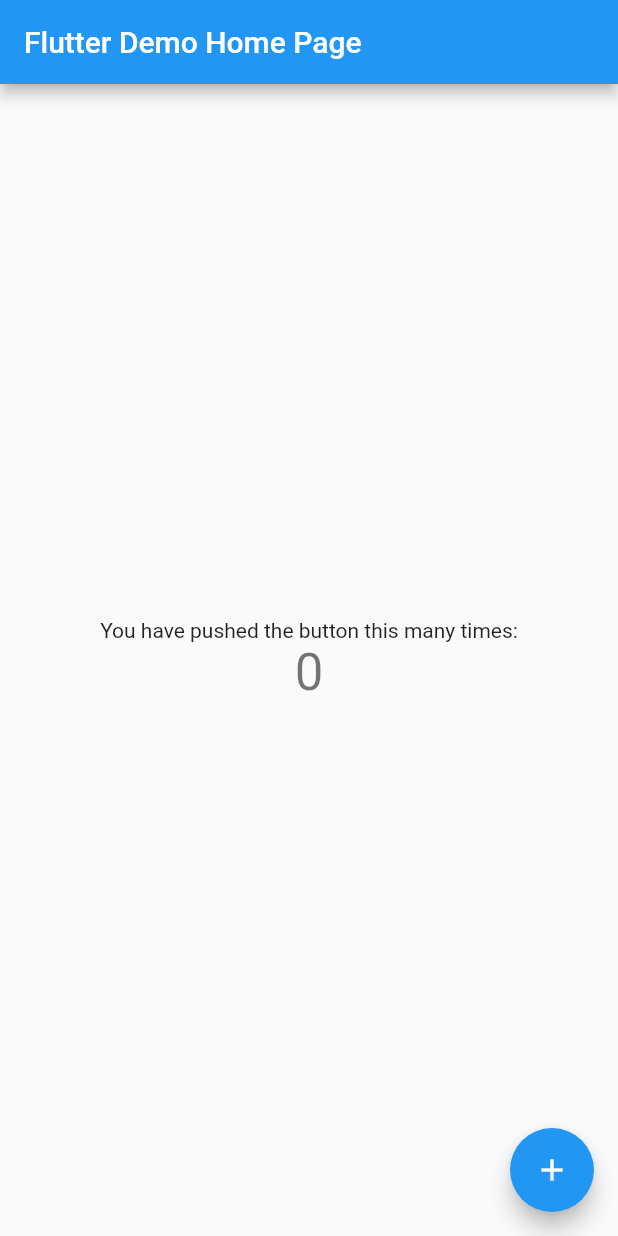
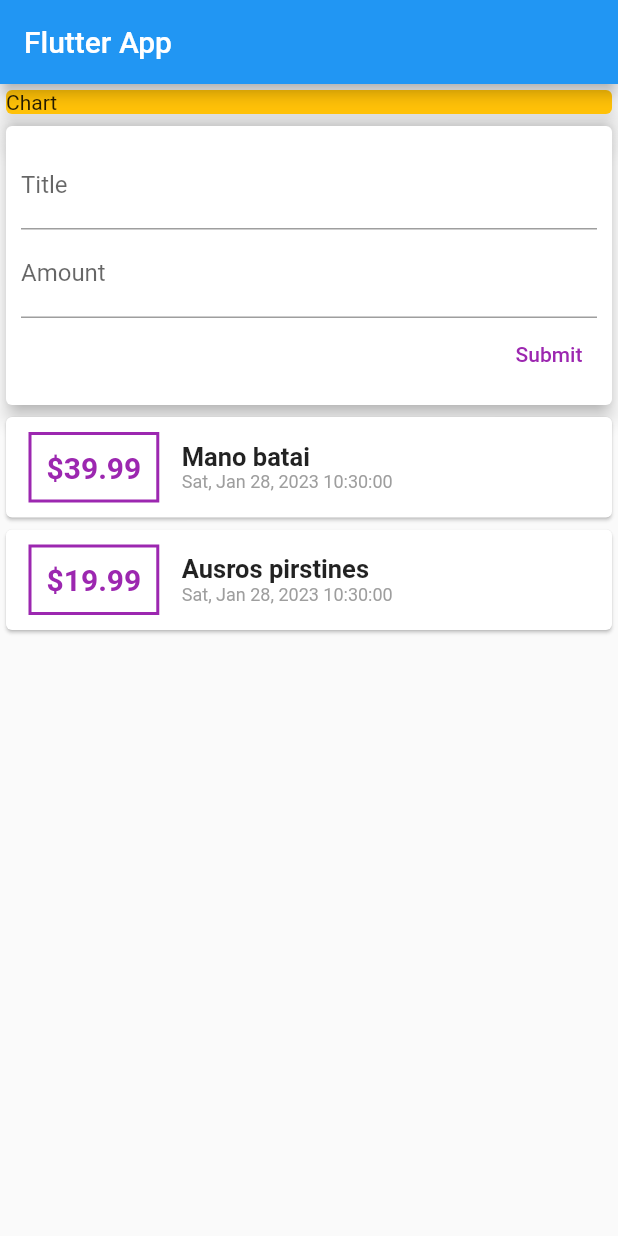
Before and after one commit to TadasPaulauskas/personal_expenses, a Flutter app: the screen it shows after launch, on a phone screen of 412 x 824 dp. Run offline on Flutter 3.47's test engine with Material 2 defaults, Android fonts, the phone set to English and light mode, and no system bars.

Commit message:
Added Transaction model and widgets

```diff
--- a/lib/main.dart
+++ b/lib/main.dart
@@ -1,115 +1,47 @@
 import 'package:flutter/material.dart';
+import './widgets/user_transactions.dart';
 
-void main() {
-  runApp(const MyApp());
-}
+void main() => runApp(MyApp());
 
 class MyApp extends StatelessWidget {
-  const MyApp({super.key});
+  MyApp({super.key});
 
-  // This widget is the root of your application.
   @override
   Widget build(BuildContext context) {
     return MaterialApp(
-      title: 'Flutter Demo',
-      theme: ThemeData(
-        // This is the theme of your application.
-        //
-        // Try running your application with "flutter run". You'll see the
-        // application has a blue toolbar. Then, without quitting the app, try
-        // changing the primarySwatch below to Colors.green and then invoke
-        // "hot reload" (press "r" in the console where you ran "flutter run",
-        // or simply save your changes to "hot reload" in a Flutter IDE).
-        // Notice that the counter didn't reset back to zero; the application
-        // is not restarted.
-        primarySwatch: Colors.blue,
-      ),
-      home: const MyHomePage(title: 'Flutter Demo Home Page'),
+      title: 'Flutter App',
+      home: MyHomePage(),
     );
   }
 }
 
-class MyHomePage extends StatefulWidget {
-  const MyHomePage({super.key, required this.title});
+class MyHomePage extends StatelessWidget {
+  MyHomePage({super.key});
 
-  // This widget is the home page of your application. It is stateful, meaning
-  // that it has a State object (defined below) that contains fields that affect
-  // how it looks.
-
-  // This class is the configuration for the state. It holds the values (in this
-  // case the title) provided by the parent (in this case the App widget) and
-  // used by the build method of the State. Fields in a Widget subclass are
-  // always marked "final".
-
-  final String title;
-
-  @override
-  State<MyHomePage> createState() => _MyHomePageState();
-}
-
-class _MyHomePageState extends State<MyHomePage> {
-  int _counter = 0;
-
-  void _incrementCounter() {
-    setState(() {
-      // This call to setState tells the Flutter framework that something has
-      // changed in this State, which causes it to rerun the build method below
-      // so that the display can reflect the updated values. If we changed
-      // _counter without calling setState(), then the build method would not be
-      // called again, and so nothing would appear to happen.
-      _counter++;
-    });
-  }
+  final titleController = TextEditingController();
+  final amountController = TextEditingController();
 
   @override
   Widget build(BuildContext context) {
-    // This method is rerun every time setState is called, for instance as done
-    // by the _incrementCounter method above.
-    //
-    // The Flutter framework has been optimized to make rerunning build methods
-    // fast, so that you can just rebuild anything that needs updating rather
-    // than having to individually change instances of widgets.
     return Scaffold(
       appBar: AppBar(
-        // Here we take the value from the MyHomePage object that was created by
-        // the App.build method, and use it to set our appbar title.
-        title: Text(widget.title),
+        title: const Text('Flutter App'),
       ),
-      body: Center(
-        // Center is a layout widget. It takes a single child and positions it
-        // in the middle of the parent.
-        child: Column(
-          // Column is also a layout widget. It takes a list of children and
-          // arranges them vertically. By default, it sizes itself to fit its
-          // children horizontally, and tries to be as tall as its parent.
-          //
-          // Invoke "debug painting" (press "p" in the console, choose the
-          // "Toggle Debug Paint" action from the Flutter Inspector in Android
-          // Studio, or the "Toggle Debug Paint" command in Visual Studio Code)
-          // to see the wireframe for each widget.
-          //
-          // Column has various properties to control how it sizes itself and
-          // how it positions its children. Here we use mainAxisAlignment to
-          // center the children vertically; the main axis here is the vertical
-          // axis because Columns are vertical (the cross axis would be
-          // horizontal).
-          mainAxisAlignment: MainAxisAlignment.center,
-          children: <Widget>[
-            const Text(
-              'You have pushed the button this many times:',
+      body: Column(
+        mainAxisAlignment: MainAxisAlignment.start,
+        crossAxisAlignment: CrossAxisAlignment.stretch,
+        children: [
+          Container(
+            width: double.infinity,
+            child: const Card(
+              color: Colors.amber,
+              elevation: 8,
+              child: Text('Chart'),
             ),
-            Text(
-              '$_counter',
-              style: Theme.of(context).textTheme.headline4,
-            ),
-          ],
-        ),
+          ),
+          UserTransactions(),
+        ],
       ),
-      floatingActionButton: FloatingActionButton(
-        onPressed: _incrementCounter,
-        tooltip: 'Increment',
-        child: const Icon(Icons.add),
-      ), // This trailing comma makes auto-formatting nicer for build methods.
     );
   }
 }
--- /dev/null
+++ b/lib/models/transaction.dart
@@ -0,0 +1,13 @@
+class Transaction {
+  final String id;
+  final String title;
+  final double amount;
+  final DateTime date;
+
+  Transaction({
+    required this.id,
+    required this.title,
+    required this.amount,
+    required this.date,
+  });
+}
--- /dev/null
+++ b/lib/widgets/new_transaction.dart
@@ -0,0 +1,55 @@
+import 'package:flutter/material.dart';
+
+class NewTransaction extends StatelessWidget {
+  final Function addTx;
+  final titleController = TextEditingController();
+  final amountController = TextEditingController();
+
+  NewTransaction({super.key, required this.addTx});
+
+  @override
+  Widget build(BuildContext context) {
+    return Card(
+      elevation: 5,
+      child: Container(
+        padding: const EdgeInsets.all(10.0),
+        child: Column(
+          crossAxisAlignment: CrossAxisAlignment.end,
+          children: [
+            TextField(
+              decoration: const InputDecoration(labelText: 'Title'),
+              controller: titleController,
+              // onChanged: (value) {
+              //   titleInput = value;
+              // },
+            ),
+            TextField(
+              decoration: const InputDecoration(labelText: 'Amount'),
+              controller: amountController,
+              // onChanged: (value) {
+              //   amountInput = value;
+              // },
+            ),
+            TextButton(
+              style: TextButton.styleFrom(
+                //backgroundColor: Colors.amber,
+                foregroundColor: Colors.purple,
+                shape: RoundedRectangleBorder(
+                  borderRadius: BorderRadius.circular(5),
+                ),
+                //elevation: 5,
+              ),
+              onPressed: () {
+                addTx(
+                  titleController.text,
+                  double.parse(amountController.text),
+                );
+              },
+              child: const Text('Submit'),
+            ),
+          ],
+        ),
+      ),
+    );
+  }
+}
--- /dev/null
+++ b/lib/widgets/transaction_list.dart
@@ -0,0 +1,63 @@
+import 'package:flutter/material.dart';
+import 'package:intl/intl.dart';
+import '../models/transaction.dart';
+
+class TransactionList extends StatelessWidget {
+  const TransactionList({super.key, required this.transactions});
+
+  final List<Transaction> transactions;
+
+  @override
+  Widget build(BuildContext context) {
+    return Column(
+      children: transactions.map((tx) {
+        return Card(
+          child: Row(
+            children: [
+              Container(
+                margin: const EdgeInsets.symmetric(
+                  vertical: 10,
+                  horizontal: 15,
+                ),
+                decoration: BoxDecoration(
+                  border: Border.all(
+                    color: Colors.purple,
+                    width: 2,
+                  ),
+                ),
+                padding: const EdgeInsets.all(10.0),
+                child: Text(
+                  '\$${tx.amount}',
+                  style: const TextStyle(
+                    fontWeight: FontWeight.bold,
+                    fontSize: 20,
+                    color: Colors.purple,
+                  ),
+                ),
+              ),
+              Column(
+                crossAxisAlignment: CrossAxisAlignment.start,
+                children: [
+                  Text(
+                    tx.title,
+                    style: const TextStyle(
+                      fontWeight: FontWeight.bold,
+                      fontSize: 17,
+                    ),
+                  ),
+                  Text(
+                    DateFormat.yMMMEd().add_Hms().format(tx.date),
+                    style: const TextStyle(
+                      fontSize: 12,
+                      color: Colors.grey,
+                    ),
+                  ),
+                ],
+              ),
+            ],
+          ),
+        );
+      }).toList(),
+    );
+  }
+}
--- /dev/null
+++ b/lib/widgets/user_transactions.dart
@@ -0,0 +1,52 @@
+import 'package:flutter/material.dart';
+
+import '../models/transaction.dart';
+import './new_transaction.dart';
+import './transaction_list.dart';
+
+class UserTransactions extends StatefulWidget {
+  const UserTransactions({super.key});
+
+  @override
+  State<UserTransactions> createState() => _UserTransactionsState();
+}
+
+class _UserTransactionsState extends State<UserTransactions> {
+  final List<Transaction> _userTransactions = [
+    Transaction(
+      id: 't1',
+      title: 'Mano batai',
+      amount: 39.99,
+      date: DateTime.now(),
+    ),
+    Transaction(
+      id: 't2',
+      title: 'Ausros pirstines',
+      amount: 19.99,
+      date: DateTime.now(),
+    ),
+  ];
+
+  void _addNewTransaction(String txTitle, double txAmount) {
+    final newTx = Transaction(
+      id: DateTime.now().toString(),
+      title: txTitle,
+      amount: txAmount,
+      date: DateTime.now(),
+    );
+
+    setState(() {
+      _userTransactions.add(newTx);
+    });
+  }
+
+  @override
+  Widget build(BuildContext context) {
+    return Column(
+      children: [
+        NewTransaction(addTx: _addNewTransaction),
+        TransactionList(transactions: _userTransactions),
+      ],
+    );
+  }
+}
--- a/pubspec.yaml
+++ b/pubspec.yaml
@@ -31,11 +31,12 @@ environment:
 dependencies:
   flutter:
     sdk: flutter
-
+  intl: ^0.18.0
 
   # The following adds the Cupertino Icons font to your application.
   # Use with the CupertinoIcons class for iOS style icons.
   cupertino_icons: ^1.0.2
+
 
 dev_dependencies:
   flutter_test:
```
Also changed, not shown: pubspec.lock, 1 other file.
